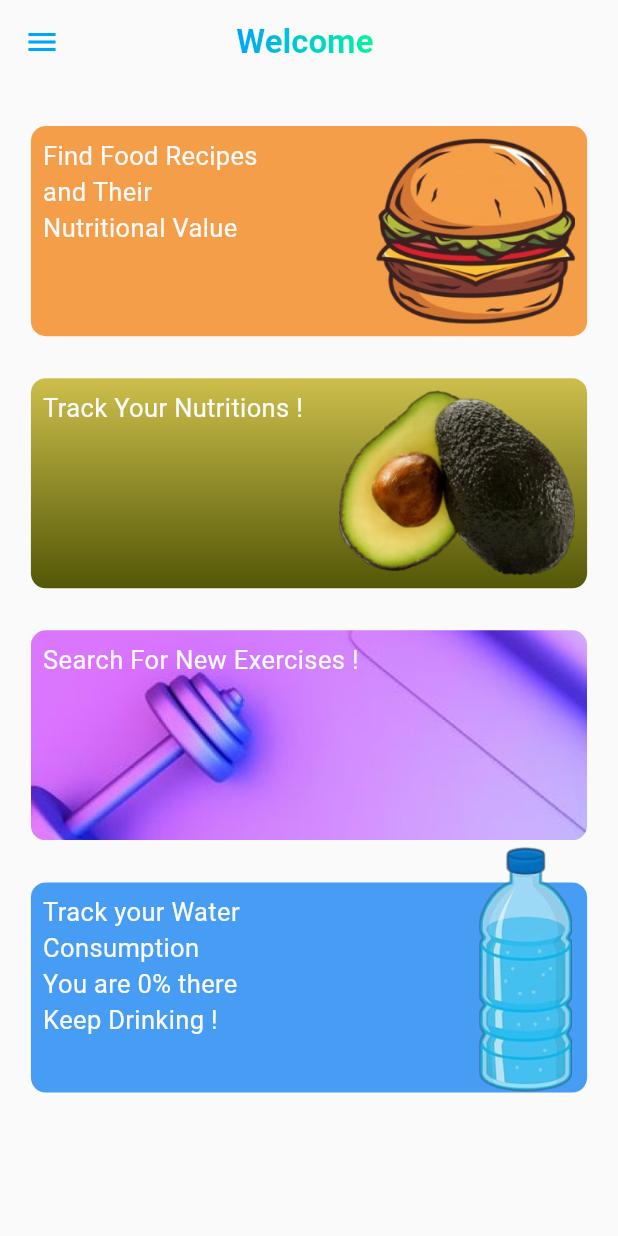
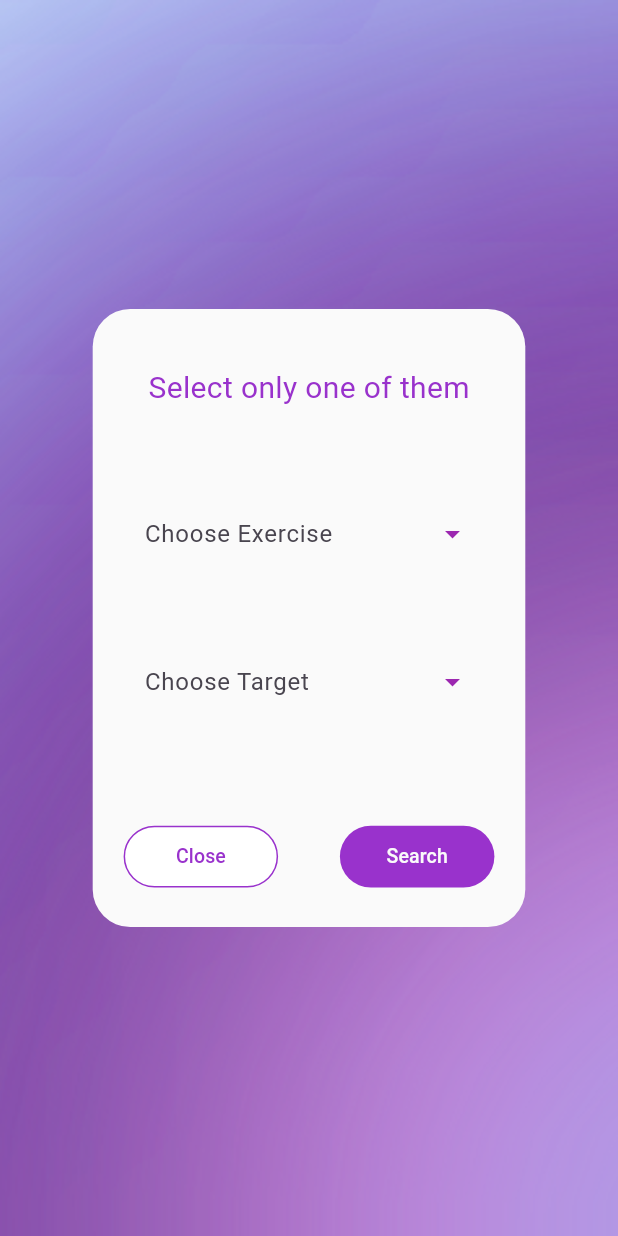
Before and after one commit to AliRaouf/Track-Me, a Flutter app: the HomeScreen screen opened directly, after a tap on "Search For New Exercises !", on a phone screen of 412 x 824 dp. Run offline on Flutter 3.47's test engine with Material 3 defaults, Android fonts, the light colour scheme and no system bars; our stand-ins replace bloc, cloud_firestore, dio, firebase_auth, firebase_core, flutter_bloc and 2 more; missing offline and left inert: iconify_flutter; accounts and stored records are empty; Roboto replaces fonts that are missing (Itim).

Commit message:
exercise dio failure

```diff
--- /dev/null
+++ b/lib/blocs/exercise/exercise_cubit.dart
@@ -0,0 +1,23 @@
+import 'package:bloc/bloc.dart';
+import 'package:flutter_bloc/flutter_bloc.dart';
+import 'package:meta/meta.dart';
+import 'package:track_me/models/exercise_model.dart';
+
+import '../../services/exercise_dio.dart';
+
+part 'exercise_state.dart';
+
+class ExerciseCubit extends Cubit<ExerciseState> {
+  ExerciseCubit() : super(ExerciseInitial());
+  static ExerciseCubit get(context) => BlocProvider.of(context);
+  ExerciseModel? exerciseModel;
+  getExercise(type,search) {
+    emit(GetExerciseLoading());
+    ExerciseDio.getData(type,search).then((value) {
+      emit(GetExerciseSuccess());
+      exerciseModel = ExerciseModel.fromJson(value.data);
+      print(exerciseModel!.name);
+      print(value.statusCode);
+    });
+  }
+}
--- /dev/null
+++ b/lib/blocs/exercise/exercise_state.dart
@@ -0,0 +1,9 @@
+part of 'exercise_cubit.dart';
+
+@immutable
+abstract class ExerciseState {}
+
+class ExerciseInitial extends ExerciseState {}
+class GetExerciseLoading extends ExerciseState {}
+class GetExerciseSuccess extends ExerciseState {}
+class GetExerciseError extends ExerciseState {}
--- a/lib/blocs/nutrition/nutrition_cubit.dart
+++ b/lib/blocs/nutrition/nutrition_cubit.dart
@@ -11,6 +11,19 @@ class NutritionCubit extends Cubit<NutritionState> {
   NutritionCubit() : super(NutritionInitial());
   User? user;
   Stream? foodStream;
+  Stream? nutritionStream;
+  int? calories;
+  int? carbs;
+  int? fiber;
+  int? iron;
+  int? protein;
+  int? fat;
+  int currentCalories=0;
+  int currentCarbs=0;
+  int currentFiber=0;
+  int currentIron=0;
+  int currentProtein=0;
+  int currentFat=0;
 
   static NutritionCubit get(context) => BlocProvider.of(context);
 
@@ -45,6 +58,7 @@ class NutritionCubit extends Cubit<NutritionState> {
   }
 
   receiveFoodList() {
+    emit(ReceiveFoodLoading());
     try {
       foodStream =
           FirebaseFirestore.instance.collection('nutrition').doc(user?.email)
@@ -56,6 +70,26 @@ class NutritionCubit extends Cubit<NutritionState> {
       emit(ReceiveFoodError());
     }
   }
+  receiveNutrition() async {
+    emit(ReceiveNutritionLoading());
+    try {
+      QuerySnapshot<Map<String, dynamic>> querySnapshot = await
+          FirebaseFirestore.instance.collection('nutrition').doc(user?.email)
+              .collection('Nutrition')
+              .get();
+      calories=querySnapshot.docs.first.get("calories");
+      carbs=querySnapshot.docs.first.get("carbohydrates");
+      iron=querySnapshot.docs.first.get("iron");
+      fat=querySnapshot.docs.first.get("fat");
+      fiber=querySnapshot.docs.first.get("fiber");
+      protein=querySnapshot.docs.first.get("protein");
+      emit(ReceiveNutritionSuccess());
+      print("carbs = $carbs , Calories=$calories ,remaining calories= $currentCalories");
+    } on Exception catch (e) {
+      print('Error adding food entry: $e');
+      emit(ReceiveNutritionError());
+    }
+  }
 
   createNutritionDataSet() async {
     try {
@@ -63,7 +97,6 @@ class NutritionCubit extends Cubit<NutritionState> {
       DocumentReference userDocRef = firestore.collection("nutrition").doc(user!.email);
 
       if ((await userDocRef.collection("Nutrition").get()).docs.isEmpty) {
-        // If the subcollection doesn't have any documents, add a new one
         await userDocRef.collection("Nutrition").add({
           "calories": 0,
           "protein": 0,
@@ -71,6 +104,12 @@ class NutritionCubit extends Cubit<NutritionState> {
           "iron": 0,
           "carbohydrates": 0,
           "fat": 0,
+          "currentCalories": 0,
+          "currentProtein": 0,
+          "currentFiber": 0,
+          "currentIron": 0,
+          "currentCarbohydrates": 0,
+          "currentFat": 0,
         });
         print('Nutrition entry added for ${user!.email}');
 
@@ -83,6 +122,7 @@ class NutritionCubit extends Cubit<NutritionState> {
     }
   }
   updateNutritionData(Map<String, dynamic> updatedData) async {
+    emit(UpdateNutritionLoading());
     try {
       FirebaseFirestore firestore = FirebaseFirestore.instance;
 
@@ -95,8 +135,10 @@ class NutritionCubit extends Cubit<NutritionState> {
       DocumentSnapshot doc=nutritionSnapshot.docs.first;
       await doc.reference.update(updatedData);
       print("Document updated Successfully");
+      emit(UpdateNutritionSuccess());
     } on Exception catch (e) {
       print(e);
+      emit(UpdateNutritionError());
     }
 
   }
--- a/lib/blocs/nutrition/nutrition_state.dart
+++ b/lib/blocs/nutrition/nutrition_state.dart
@@ -7,6 +7,12 @@ class NutritionInitial extends NutritionState {}
 class SaveFoodLoading extends NutritionState {}
 class SaveFoodSuccess extends NutritionState {}
 class SaveFoodError extends NutritionState {}
+class ReceiveNutritionLoading extends NutritionState {}
+class ReceiveNutritionSuccess extends NutritionState {}
+class ReceiveNutritionError extends NutritionState {}
 class ReceiveFoodLoading extends NutritionState {}
 class ReceiveFoodSuccess extends NutritionState {}
 class ReceiveFoodError extends NutritionState {}
+class UpdateNutritionLoading extends NutritionState {}
+class UpdateNutritionSuccess extends NutritionState {}
+class UpdateNutritionError extends NutritionState {}
--- /dev/null
+++ b/lib/components/custom_button.dart
@@ -0,0 +1,37 @@
+import 'package:flutter/material.dart';
+import 'package:google_fonts/google_fonts.dart';
+
+class CustomButton extends StatelessWidget {
+  CustomButton({
+    super.key,
+    required this.screenWidth,
+    required this.screenHeight, required this.text, required this.onpressed, required this.bColor,this.sColor, required this.tColor
+  });
+
+  final double screenWidth;
+  final double screenHeight;
+  final String text;
+  final Function() onpressed;
+  final Color bColor;
+  final Color tColor;
+  Color? sColor;
+
+
+
+  @override
+  Widget build(BuildContext context) {
+    return Container(width: screenWidth,height: screenHeight,
+      decoration: BoxDecoration(borderRadius: BorderRadius.circular(30),
+      ),
+      child: ElevatedButton(
+        style: ButtonStyle(side: MaterialStatePropertyAll(BorderSide(color: sColor??Colors.transparent)),
+            backgroundColor: MaterialStatePropertyAll(bColor),
+            shadowColor: MaterialStatePropertyAll(Colors.transparent),
+            shape: MaterialStatePropertyAll(RoundedRectangleBorder(
+                borderRadius: BorderRadius.circular(30)))),
+        onPressed:onpressed,
+        child: Text(text,style: GoogleFonts.itim(color: tColor,fontSize: 13),),
+      ),
+    );
+  }
+}
--- /dev/null
+++ b/lib/components/exercise_dropdown.dart
@@ -0,0 +1,54 @@
+import 'package:flutter/material.dart';
+import 'package:google_fonts/google_fonts.dart';
+
+class ExerciseDropDown extends StatefulWidget {
+  final TextEditingController controller;
+  ExerciseDropDown({Key? key, required this.controller}) : super(key: key);
+
+  @override
+  State<ExerciseDropDown> createState() => _ExerciseDropDownState();
+}
+
+class _ExerciseDropDownState extends State<ExerciseDropDown> {
+  @override
+
+  Widget build(BuildContext context) {
+    double screenWidth = MediaQuery.of(context).size.width;
+    double screenHeight = MediaQuery.of(context).size.height;
+    List<DropdownMenuEntry<String>> exercises = [
+      const DropdownMenuEntry(value: "back", label: "Back"),
+      const DropdownMenuEntry(value: "cardio", label: "Cardio"),
+      const DropdownMenuEntry(value: "chest", label: "Chest"),
+      const DropdownMenuEntry(value: "lower arms", label: "Lower Arms"),
+      const DropdownMenuEntry(value: "lower legs", label: "Lower Legs"),
+      const DropdownMenuEntry(value: "neck", label: "Neck"),
+      const DropdownMenuEntry(value: "shoulders", label: "Shoulders"),
+      const DropdownMenuEntry(value: "upper arms", label: "Upper Arms"),
+      const DropdownMenuEntry(value: "upper legs", label: "Upper Legs"),
+      const DropdownMenuEntry(value: "waist", label: "Waist"),
+    ];
+    return DropdownMenu<String>(
+      menuStyle: MenuStyle(
+          shape: MaterialStatePropertyAll(
+              RoundedRectangleBorder(borderRadius: BorderRadius.circular(20))),
+          maximumSize: MaterialStatePropertyAll(
+              Size(screenWidth * 0.7, screenHeight * 0.25))),
+      width: screenWidth * 0.6,
+      inputDecorationTheme: InputDecorationTheme(
+          constraints: BoxConstraints(maxHeight: screenHeight * 0.075),
+          contentPadding: EdgeInsets.symmetric(horizontal: 10),
+          focusedBorder: OutlineInputBorder(
+              borderSide: const BorderSide(color: Colors.transparent)),
+          enabledBorder: OutlineInputBorder(
+              borderSide: const BorderSide(color: Colors.transparent))),
+      label: Text(
+        "Choose Exercise",
+        style: GoogleFonts.itim(fontSize: 16),
+      ),trailingIcon:Icon(Icons.arrow_drop_down_sharp,color: Colors.purple,),
+      selectedTrailingIcon:Icon(Icons.arrow_drop_up,color: Colors.purple,),
+      controller: widget.controller,
+      textStyle: GoogleFonts.itim(color: Color(0xff9932CC)),
+      dropdownMenuEntries: exercises,
+    );
+  }
+}
--- /dev/null
+++ b/lib/components/target_dropdown.dart
@@ -0,0 +1,65 @@
+import 'package:flutter/material.dart';
+import 'package:google_fonts/google_fonts.dart';
+
+class TargetDropDown extends StatefulWidget {
+  final TextEditingController controller;
+ TargetDropDown({Key? key, required this.controller}) : super(key: key);
+
+  @override
+  State<TargetDropDown> createState() => _TargetDropDownState();
+}
+
+class _TargetDropDownState extends State<TargetDropDown> {
+  @override
+  Widget build(BuildContext context) {
+    double screenWidth = MediaQuery.of(context).size.width;
+    double screenHeight = MediaQuery.of(context).size.height;
+    List<DropdownMenuEntry<String>> targets = [
+      const DropdownMenuEntry(value: "abductors", label: "Abductors"),
+      const DropdownMenuEntry(value: "abs", label: "Abs"),
+      const DropdownMenuEntry(value: "adductors", label: "Adductors"),
+      const DropdownMenuEntry(value: "biceps", label: "Biceps"),
+      const DropdownMenuEntry(value: "calves", label: "Calves"),
+      const DropdownMenuEntry(value: "cardiovascular system", label: "Cardiovascular System"),
+      const DropdownMenuEntry(value: "delts", label: "Delts"),
+      const DropdownMenuEntry(value: "forearms", label: "Forearms"),
+      const DropdownMenuEntry(value: "glutes", label: "Glutes"),
+      const DropdownMenuEntry(value: "hamstrings", label: "Hamstrings"),
+      const DropdownMenuEntry(value: "lats", label: "Lats"),
+      const DropdownMenuEntry(value: "levator scapulae", label: "Levator Scapulae"),
+      const DropdownMenuEntry(value: "pectorals", label: "Pectorals"),
+      const DropdownMenuEntry(value: "quads", label: "Quads"),
+      const DropdownMenuEntry(value: "serratus anterior", label: "Serratus Anterior"),
+      const DropdownMenuEntry(value: "spine", label: "Spine"),
+      const DropdownMenuEntry(value: "traps", label: "Traps"),
+      const DropdownMenuEntry(value: "triceps", label: "Triceps"),
+      const DropdownMenuEntry(value: "upper back", label: "Upper Back"),
+      const DropdownMenuEntry(value: "hamstrings", label: "Hamstrings"),
+
+    ];
+    var TargetController = TextEditingController();
+    return DropdownMenu<String>(
+      menuStyle: MenuStyle(
+          shape: MaterialStatePropertyAll(
+              RoundedRectangleBorder(borderRadius: BorderRadius.circular(20))),
+          maximumSize: MaterialStatePropertyAll(
+              Size(screenWidth * 0.7, screenHeight * 0.25))),
+      width: screenWidth * 0.6,
+      inputDecorationTheme: InputDecorationTheme(
+          constraints: BoxConstraints(maxHeight: screenHeight * 0.075),
+          contentPadding: EdgeInsets.symmetric(horizontal: 10),
+          focusedBorder: OutlineInputBorder(
+              borderSide: const BorderSide(color: Colors.transparent)),
+          enabledBorder: OutlineInputBorder(
+              borderSide: const BorderSide(color: Colors.transparent))),
+      label: Text(
+        "Choose Target",
+        style: GoogleFonts.itim(fontSize: 16),
+      ),trailingIcon:Icon(Icons.arrow_drop_down_sharp,color: Colors.purple,),
+      selectedTrailingIcon:Icon(Icons.arrow_drop_up,color: Colors.purple,),
+      controller: TargetController,
+      textStyle: GoogleFonts.itim(color: Color(0xff9932CC)),
+      dropdownMenuEntries: targets,
+    );
+  }
+}
--- /dev/null
+++ b/lib/models/exercise_model.dart
@@ -0,0 +1,31 @@
+class ExerciseModel {
+  String? bodyPart;
+  String? equipment;
+  String? gifUrl;
+  String? id;
+  String? name;
+  String? target;
+  List<String>? secondaryMuscles;
+  List<String>? instructions;
+
+  ExerciseModel(
+      {this.bodyPart,
+        this.equipment,
+        this.gifUrl,
+        this.id,
+        this.name,
+        this.target,
+        this.secondaryMuscles,
+        this.instructions});
+
+  ExerciseModel.fromJson(Map<String, dynamic> json) {
+    bodyPart = json['bodyPart'];
+    equipment = json['equipment'];
+    gifUrl = json['gifUrl'];
+    id = json['id'];
+    name = json['name'];
+    target = json['target'];
+    secondaryMuscles = json['secondaryMuscles'].cast<String>();
+    instructions = json['instructions'].cast<String>();
+  }
+}
--- /dev/null
+++ b/lib/screen/exercise_screen.dart
@@ -0,0 +1,89 @@
+import 'package:flutter/material.dart';
+import 'package:flutter_bloc/flutter_bloc.dart';
+import 'package:google_fonts/google_fonts.dart';
+import 'package:track_me/components/exercise_dropdown.dart';
+import 'package:track_me/components/target_dropdown.dart';
+
+import '../blocs/exercise/exercise_cubit.dart';
+import '../components/custom_button.dart';
+
+class ExerciseScreen extends StatefulWidget {
+  const ExerciseScreen({super.key});
+
+  @override
+  State<ExerciseScreen> createState() => _ExerciseScreenState();
+}
+
+class _ExerciseScreenState extends State<ExerciseScreen> {
+  var exerciseController = TextEditingController();
+  var targetController = TextEditingController();
+  @override
+  Widget build(BuildContext context) {
+    var cubit=ExerciseCubit.get(context);
+    double screenWidth = MediaQuery.of(context).size.width;
+    double screenHeight = MediaQuery.of(context).size.height;
+    return BlocConsumer<ExerciseCubit, ExerciseState>(
+  listener: (context, state) {
+    // TODO: implement listener
+  },
+  builder: (context, state) {
+    return Scaffold(
+      backgroundColor: Color(0xfffafafa),
+      body: Container(
+        width: screenWidth,
+        height: screenHeight,
+        decoration: BoxDecoration(
+            image: DecorationImage(
+          image: AssetImage("assets/images/exercise_bg.png"),
+          fit: BoxFit.cover,
+        )),
+        child: Center(
+            child: Container(
+          decoration: BoxDecoration(
+              borderRadius: BorderRadius.circular(25),
+              color: Color(0xfffafafa)),
+          width: screenWidth * 0.7,
+          height: screenHeight * 0.5,
+          child: Column(mainAxisAlignment: MainAxisAlignment.spaceEvenly,
+            children: [
+              Padding(
+                padding: const EdgeInsets.symmetric(vertical: 12.0),
+                child: Text(
+                  "Select only one of them",
+                  style:
+                      GoogleFonts.itim(color: Color(0xff9932CC), fontSize: 20),
+                ),
+              ),
+              Container(
+                  margin: EdgeInsets.symmetric(vertical: screenHeight * 0.02),
+                  child: ExerciseDropDown(controller: exerciseController,)),
+              Container(margin: EdgeInsets.only(bottom: screenHeight*0.05),
+                  child: TargetDropDown(controller: targetController,)),
+              Row(mainAxisAlignment: MainAxisAlignment.spaceAround,
+                children: [
+                  CustomButton(
+                    screenWidth: screenWidth * 0.25,
+                    screenHeight: screenHeight * 0.05,
+                    text: 'Close',
+                    onpressed: () {}, bColor: Colors.white,sColor: Color(0xff9932CC), tColor: Color(0xff9932CC),
+                  ),
+                  CustomButton(
+                    screenWidth: screenWidth * 0.25,
+                    screenHeight: screenHeight * 0.05,
+                    text: 'Search',
+                    onpressed: () {
+                      print("${exerciseController.text} ${targetController.text}");
+                      cubit.getExercise(exerciseController.text,"bodyPart");
+                    }, bColor:Color(0xff9932CC), tColor: Color(0xfffafafa),
+                  )
+                ],
+              )
+            ],
+          ),
+        )),
+      ),
+    );
+  },
+);
+  }
+}
--- a/lib/screen/home_screen.dart
+++ b/lib/screen/home_screen.dart
@@ -4,6 +4,7 @@ import 'package:google_fonts/google_fonts.dart';
 import 'package:track_me/blocs/nutrition/nutrition_cubit.dart';
 import 'package:track_me/blocs/user/user_cubit.dart';
 import 'package:track_me/components/gradient_text.dart';
+import 'package:track_me/screen/exercise_screen.dart';
 import 'package:track_me/screen/food_screen.dart';
 import 'package:track_me/screen/nutrition_screen.dart';
 
@@ -20,7 +21,7 @@ class _HomeScreenState extends State<HomeScreen> {
   @override
   void initState() {
 NutritionCubit.get(context).receiveFoodList();
-
+NutritionCubit.get(context).createNutritionDataSet();
     super.initState();
   }
   @override
@@ -146,7 +147,10 @@ NutritionCubit.get(context).receiveFoodList();
                       image: AssetImage("assets/images/gym.png"),
                       fit: BoxFit.cover),
                   text: 'Search For New Exercises !',
-                  onTap: () {},
+                  onTap: () {
+                    Navigator.push(context,
+                        MaterialPageRoute(builder: (context) => ExerciseScreen()));
+                  },
                 ),
                 Stack(
                   alignment: Alignment.bottomCenter,
--- a/lib/src/app_root.dart
+++ b/lib/src/app_root.dart
@@ -1,5 +1,6 @@
 import 'package:flutter/material.dart';
 import 'package:flutter_bloc/flutter_bloc.dart';
+import 'package:track_me/blocs/exercise/exercise_cubit.dart';
 import 'package:track_me/blocs/food/food_cubit.dart';
 import 'package:track_me/blocs/login/login_cubit.dart';
 import 'package:track_me/blocs/nutrition/nutrition_cubit.dart';
@@ -20,7 +21,8 @@ class AppRoot extends StatelessWidget {
         BlocProvider(create: (context)=>LoginCubit()),
         BlocProvider(create: (context)=>UserCubit()),
         BlocProvider(create: (context)=>FoodCubit()..initApi()),
-        BlocProvider(create: (context)=>NutritionCubit()..getUserData()..receiveFoodList())
+        BlocProvider(create: (context)=>NutritionCubit()..getUserData()..receiveFoodList()),
+        BlocProvider(create: (context)=>ExerciseCubit()),
       ],
       child: MaterialApp(debugShowCheckedModeBanner: false,
           home:SplashScreen()),
--- a/pubspec.yaml
+++ b/pubspec.yaml
@@ -46,6 +46,7 @@ dependencies:
   percent_indicator: ^4.2.3
   iconify_flutter: ^0.0.5
   intl: ^0.19.0
+  dropdown_button2: ^2.3.9
 
 dev_dependencies:
   flutter_test:
@@ -76,6 +77,7 @@ flutter:
     - assets/images/avocado.png
     - assets/images/gym.png
     - assets/images/water.png
+    - assets/images/exercise_bg.png
   #   - images/a_dot_ham.jpeg
 
   # An image asset can refer to one or more resolution-specific "variants", see
```
Also changed, not shown: lib/components/nutrition_container.dart (+10 -10 lines), lib/components/nutrition_food_list.dart (+13 -13 lines), lib/screen/nutrition_screen.dart (+85 -47 lines), lib/services/exercise_dio.dart (added, +26 -0 lines), assets/images/exercise_bg.png (added), pubspec.lock.
